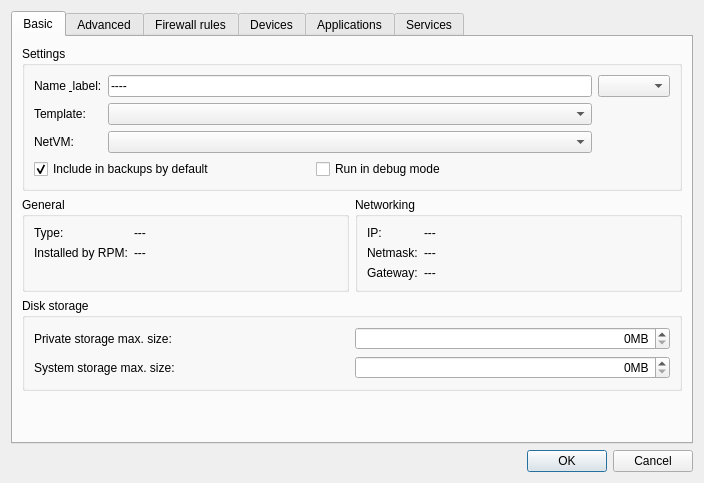
Above: settingsdlg.ui from QubesOS/qubes-manager before the change. Below: the same form after it.
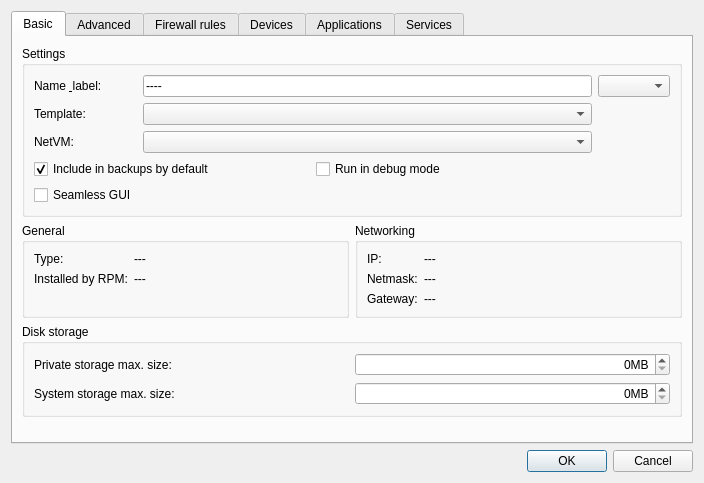
That is the form after the change. The open tabs and pages were chosen to show the change. Icons and pictures are not drawn.

Commit message: settings: add seamless_gui_mode settings (#810)

The edit to the form file:
```diff
--- a/settingsdlg.ui
+++ b/settingsdlg.ui
@@ -119,6 +119,13 @@
               </item>
              </layout>
             </item>
+            <item row="4" column="0">
+             <widget class="QCheckBox" name="seamless_gui">
+              <property name="text">
+               <string>Seamless GUI</string>
+              </property>
+             </widget>
+            </item>
            </layout>
           </widget>
          </item>
@@ -131,6 +138,9 @@
             <string>General</string>
            </property>
            <layout class="QFormLayout" name="formLayout_4">
+            <property name="fieldGrowthPolicy">
+             <enum>QFormLayout::AllNonFixedFieldsGrow</enum>
+            </property>
             <item row="0" column="0">
              <widget class="QLabel" name="label_13">
               <property name="text">
```
Left out of the diff: 2 changed lines with no effect on the pictures. The commit also changes 1 other file.
